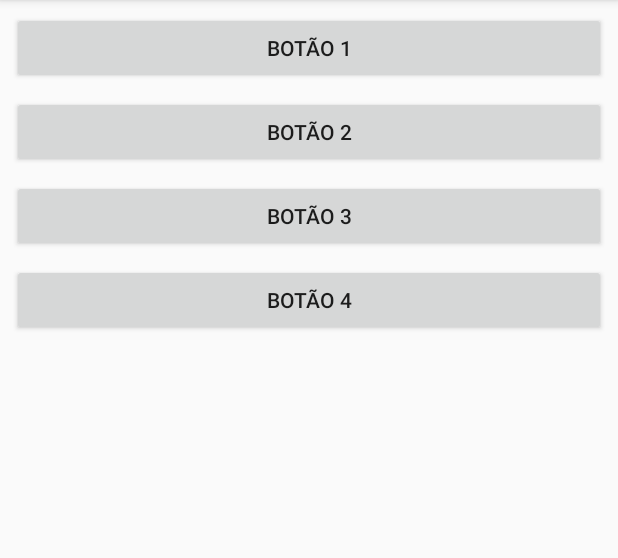
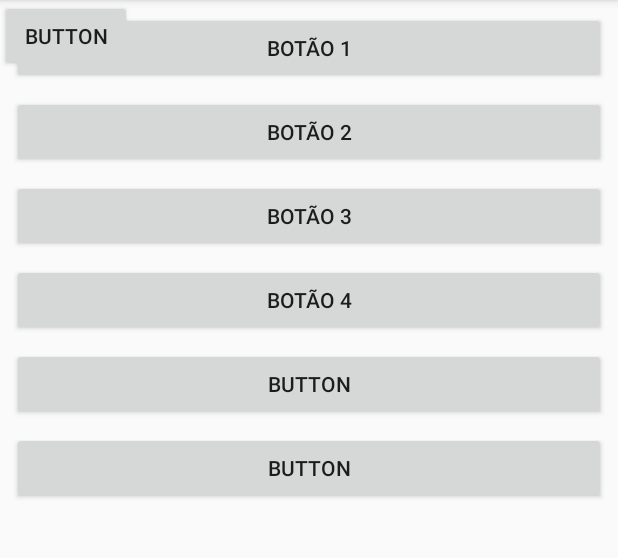
Before and after one commit to WillAiemi/aulas-android, an Android app: the screen it shows after launch (MainActivity), after a tap on "BOTÃO 4", on a phone screen of 412 x 824 dp, the part 84-642 px from its top. Run offline under Robolectric (Android 15) with nearby library versions, the phone set to English and light mode, and no system bars.

Commit message:
Continuando o exercicio

```diff
--- a/ExDesafioDeButtons/app/src/main/java/willian/duarte/exdesafiodebuttons/MainActivity.java
+++ b/ExDesafioDeButtons/app/src/main/java/willian/duarte/exdesafiodebuttons/MainActivity.java
@@ -37,14 +37,14 @@ public class MainActivity extends AppCompatActivity {
         this.bt4.setOnClickListener(new View.OnClickListener() {
             @Override
             public void onClick(View v) {
-                toast("Botão 3 clique simples: CHECK");
+                toast("Botão 4 clique simples: FUNCIONANDO DE BOA");
             }
         });
 
         this.bt4.setOnLongClickListener(new View.OnLongClickListener() {
             @Override
             public boolean onLongClick(View v) {
-                toast("Botão 3 clique longo: MUITO BOM");
+                toast("Botão 4 clique longo: sto' emocionado...");
                 return true;
             }
         });
--- a/ExDesafioDeButtons/app/src/main/res/layout/activity_main.xml
+++ b/ExDesafioDeButtons/app/src/main/res/layout/activity_main.xml
@@ -56,4 +56,36 @@
         app:layout_constraintEnd_toEndOf="parent"
         app:layout_constraintStart_toStartOf="parent"
         app:layout_constraintTop_toBottomOf="@+id/ma_bt_3" />
+
+    <Button
+        android:id="@+id/button"
+        android:layout_width="0dp"
+        android:layout_height="wrap_content"
+        android:layout_marginStart="8dp"
+        android:layout_marginTop="8dp"
+        android:layout_marginEnd="8dp"
+        android:text="Button"
+        app:layout_constraintEnd_toEndOf="parent"
+        app:layout_constraintStart_toStartOf="parent"
+        app:layout_constraintTop_toBottomOf="@+id/ma_bt_4" />
+
+    <Button
+        android:id="@+id/button2"
+        android:layout_width="wrap_content"
+        android:layout_height="wrap_content"
+        android:text="Button"
+        tools:layout_editor_absoluteX="148dp"
+        tools:layout_editor_absoluteY="551dp" />
+
+    <Button
+        android:id="@+id/button3"
+        android:layout_width="0dp"
+        android:layout_height="wrap_content"
+        android:layout_marginStart="8dp"
+        android:layout_marginTop="8dp"
+        android:layout_marginEnd="8dp"
+        android:text="Button"
+        app:layout_constraintEnd_toEndOf="parent"
+        app:layout_constraintStart_toStartOf="parent"
+        app:layout_constraintTop_toBottomOf="@+id/button" />
 </android.support.constraint.ConstraintLayout>
```
